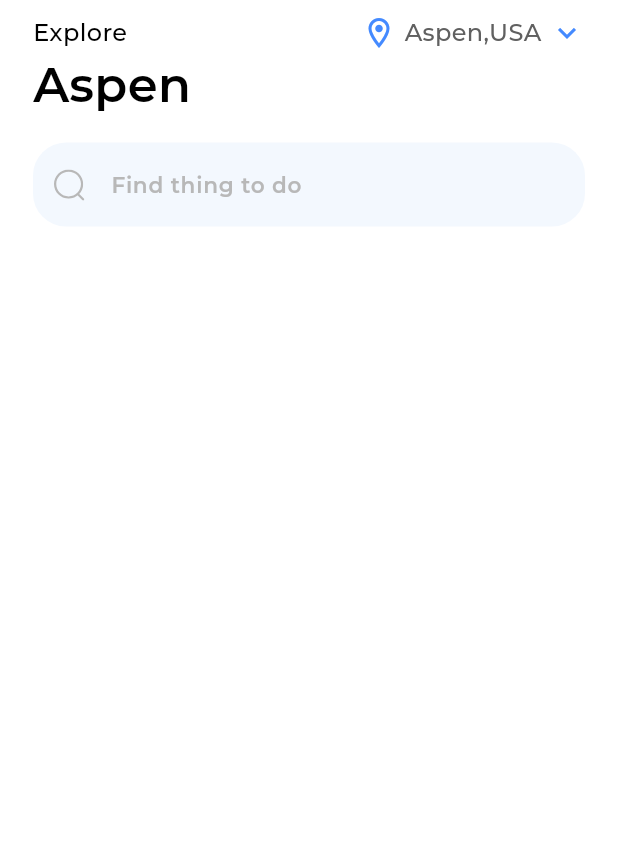
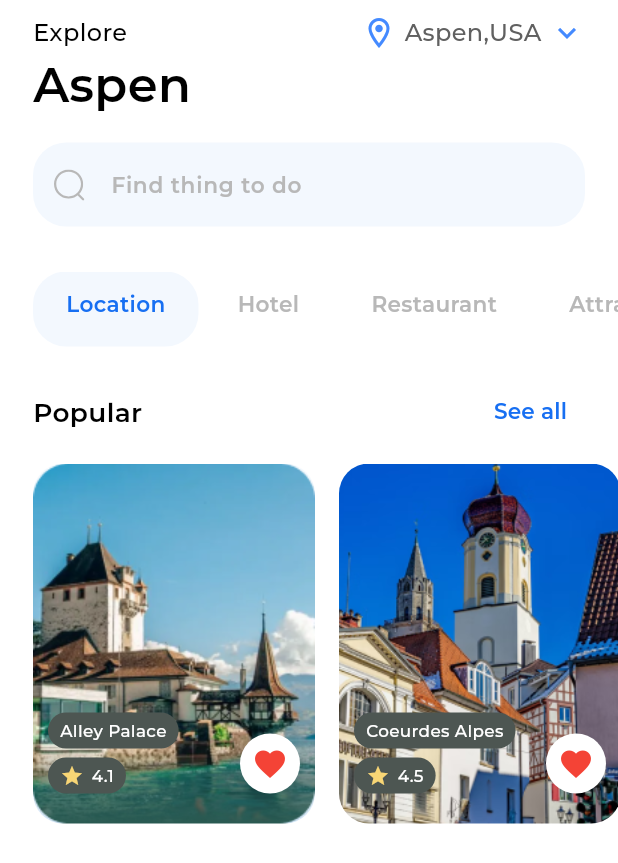
Before and after one commit to ElDaly15/aspen_travel, a Flutter app: the HomeView screen opened directly, on a phone screen of 412 x 824 dp. Shown: the top 863 px of the screen. Run offline on Flutter 3.47's test engine with Material 3 defaults, Android fonts, the phone set to English and light mode, and no system bars; our stand-ins replace device_preview, flutter_svg, get; project files that could hold a hidden picture were left out.

Commit message:
Add new widgets and models for home screen
- Introduced `PopularPlaceModel` for representing popular places.
- Added `ContainerOfCategory` for category items with active state.
- Created `ContainerOfPopularSection` for displaying popular place details.
- Implemented `CustomHeaderOfSections` for section headers.
- Updated `HomeViewBody` to include new widgets.
- Added `ListViewOfCategoryItems` for horizontal list of categories.
- Added `ListViewOfPopularPlaces` for horizontal list of popular places.

```diff
--- /dev/null
+++ b/lib/featuers/home/data/models/popular_place_model.dart
@@ -0,0 +1,8 @@
+class PopularPlaceModel {
+  final String image;
+  final String title;
+  final String rate;
+
+  PopularPlaceModel(
+      {required this.image, required this.title, required this.rate});
+}
--- /dev/null
+++ b/lib/featuers/home/presentation/views/widgets/container_of_category.dart
@@ -0,0 +1,26 @@
+import 'package:aspen/core/utils/app_styles.dart';
+import 'package:flutter/material.dart';
+
+class ContainerOfCategory extends StatelessWidget {
+  const ContainerOfCategory(
+      {super.key, required this.isActive, required this.place});
+  final bool isActive;
+  final String place;
+  @override
+  Widget build(BuildContext context) {
+    return AnimatedContainer(
+      curve: Curves.easeInOut,
+      duration: const Duration(milliseconds: 350),
+      padding: const EdgeInsets.symmetric(horizontal: 22, vertical: 12),
+      decoration: BoxDecoration(
+          color: isActive ? const Color(0xffF3F8FE) : Colors.white,
+          borderRadius: const BorderRadius.all(Radius.circular(22))),
+      child: Text(
+        place,
+        style: TextStyles.font18SemiBold(context).copyWith(
+            color:
+                isActive ? const Color(0XFF176FF2) : const Color(0xffB8B8B8)),
+      ),
+    );
+  }
+}
--- /dev/null
+++ b/lib/featuers/home/presentation/views/widgets/container_of_popular_place_model.dart
@@ -0,0 +1,91 @@
+import 'package:aspen/core/utils/app_styles.dart';
+import 'package:aspen/featuers/home/data/models/popular_place_model.dart';
+import 'package:flutter/material.dart';
+
+class ContainerOfPopularSection extends StatefulWidget {
+  const ContainerOfPopularSection({super.key, required this.popularPlaceModel});
+
+  final PopularPlaceModel popularPlaceModel;
+
+  @override
+  State<ContainerOfPopularSection> createState() =>
+      _ContainerOfPopularSectionState();
+}
+
+class _ContainerOfPopularSectionState extends State<ContainerOfPopularSection> {
+  bool switchBtm = false;
+
+  @override
+  Widget build(BuildContext context) {
+    return Stack(
+      children: [
+        Container(
+          height: 240,
+          width: 188,
+          decoration: BoxDecoration(
+            image: DecorationImage(
+                image: AssetImage(widget.popularPlaceModel.image),
+                fit: BoxFit.cover),
+            borderRadius: BorderRadius.circular(20),
+          ),
+        ),
+        Positioned(
+          bottom: 50,
+          left: 10,
+          child: Container(
+            padding: const EdgeInsets.symmetric(horizontal: 8, vertical: 4),
+            decoration: BoxDecoration(
+              color: const Color(0xfF4D5652),
+              borderRadius: BorderRadius.circular(20),
+            ),
+            child: Text(
+              widget.popularPlaceModel.title,
+              style: TextStyles.font14Medium(context)
+                  .copyWith(color: Colors.white),
+            ),
+          ),
+        ),
+        Positioned(
+          bottom: 20,
+          left: 10,
+          child: Container(
+            padding: const EdgeInsets.symmetric(horizontal: 8, vertical: 4),
+            decoration: BoxDecoration(
+              color: const Color(0xfF4D5652),
+              borderRadius: BorderRadius.circular(20),
+            ),
+            child: Row(
+              children: [
+                const Icon(Icons.star, color: Color(0xffF8D675), size: 16),
+                const SizedBox(
+                  width: 5,
+                ),
+                Text(
+                  widget.popularPlaceModel.rate,
+                  style: TextStyles.font14Medium(context)
+                      .copyWith(color: Colors.white),
+                ),
+              ],
+            ),
+          ),
+        ),
+        Positioned(
+          bottom: 20,
+          right: 10,
+          child: CircleAvatar(
+              backgroundColor: Colors.white,
+              child: IconButton(
+                onPressed: () {
+                  setState(() {});
+                  switchBtm = !switchBtm;
+                },
+                icon: Icon(
+                  switchBtm ? Icons.favorite_border : Icons.favorite,
+                  color: Colors.red,
+                ),
+              )),
+        ),
+      ],
+    );
+  }
+}
--- /dev/null
+++ b/lib/featuers/home/presentation/views/widgets/custom_header_of_section.dart
@@ -0,0 +1,29 @@
+import 'package:aspen/core/utils/app_styles.dart';
+import 'package:flutter/material.dart';
+
+class CustomHeaderOfSections extends StatelessWidget {
+  const CustomHeaderOfSections({super.key, required this.textTitle});
+  final String textTitle;
+
+  @override
+  Widget build(BuildContext context) {
+    return Row(
+      children: [
+        Text(
+          textTitle,
+          style: TextStyles.font22SemiBold(context),
+        ),
+        const Spacer(),
+        TextButton(
+          onPressed: () {},
+          child: Text(
+            'See all',
+            style: TextStyles.font18SemiBold(context).copyWith(
+              color: const Color(0xff176FF2),
+            ),
+          ),
+        )
+      ],
+    );
+  }
+}
--- a/lib/featuers/home/presentation/views/widgets/home_view_body.dart
+++ b/lib/featuers/home/presentation/views/widgets/home_view_body.dart
@@ -1,4 +1,7 @@
 import 'package:aspen/featuers/home/presentation/views/widgets/custom_app_bar.dart';
+import 'package:aspen/featuers/home/presentation/views/widgets/custom_header_of_section.dart';
+import 'package:aspen/featuers/home/presentation/views/widgets/list_view_of_category_items.dart';
+import 'package:aspen/featuers/home/presentation/views/widgets/list_view_of_popular_places.dart';
 import 'package:aspen/featuers/home/presentation/views/widgets/search_text_field.dart';
 import 'package:flutter/material.dart';
 
@@ -7,21 +10,41 @@ class HomeViewBody extends StatelessWidget {
 
   @override
   Widget build(BuildContext context) {
-    return const Padding(
-      padding: EdgeInsets.symmetric(horizontal: 22),
-      child: Column(
+    return const Column(
       children: [
         SafeArea(
             child: SizedBox(
           height: 10,
         )),
-          CustomAppBar(),
+        Padding(
+          padding: EdgeInsets.symmetric(horizontal: 22),
+          child: CustomAppBar(),
+        ),
         SizedBox(
           height: 15,
         ),
-          SearchTextField(),
+        Padding(
+          padding: EdgeInsets.symmetric(horizontal: 22),
+          child: SearchTextField(),
+        ),
+        SizedBox(
+          height: 30,
+        ),
+        ListViewOfCategoryItems(),
+        SizedBox(
+          height: 20,
+        ),
+        Padding(
+          padding: EdgeInsets.symmetric(horizontal: 22),
+          child: CustomHeaderOfSections(
+            textTitle: 'Popular',
+          ),
+        ),
+        SizedBox(
+          height: 10,
+        ),
+        ListViewOfPopularPlaces(),
       ],
-      ),
     );
   }
 }
--- /dev/null
+++ b/lib/featuers/home/presentation/views/widgets/list_view_of_category_items.dart
@@ -0,0 +1,78 @@
+import 'package:aspen/featuers/home/presentation/views/widgets/container_of_category.dart';
+import 'package:flutter/material.dart';
+
+class ListViewOfCategoryItems extends StatefulWidget {
+  const ListViewOfCategoryItems({super.key});
+
+  @override
+  State<ListViewOfCategoryItems> createState() =>
+      _ListViewOfCategoryItemsState();
+}
+
+class _ListViewOfCategoryItemsState extends State<ListViewOfCategoryItems> {
+  int activeIndex = 0;
+  List<String> places = [
+    'Location',
+    'Hotel',
+    'Restaurant',
+    'Attraction',
+    'Event',
+    'Shopping',
+    'Activity',
+  ];
+  @override
+  Widget build(BuildContext context) {
+    return SizedBox(
+      height: 50,
+      child: ListView.builder(
+          itemCount: places.length,
+          scrollDirection: Axis.horizontal,
+          itemBuilder: (context, index) {
+            return index == 0
+                ? GestureDetector(
+                    onTap: () {
+                      setState(() {
+                        activeIndex = index;
+                      });
+                    },
+                    child: Padding(
+                      padding: const EdgeInsets.only(left: 22, right: 4),
+                      child: ContainerOfCategory(
+                        place: places[index],
+                        isActive: activeIndex == index,
+                      ),
+                    ),
+                  )
+                : index == places.length - 1
+                    ? GestureDetector(
+                        onTap: () {
+                          setState(() {
+                            activeIndex = index;
+                          });
+                        },
+                        child: Padding(
+                          padding: const EdgeInsets.only(right: 22),
+                          child: ContainerOfCategory(
+                            place: places[index],
+                            isActive: activeIndex == index,
+                          ),
+                        ),
+                      )
+                    : GestureDetector(
+                        onTap: () {
+                          setState(() {
+                            activeIndex = index;
+                          });
+                        },
+                        child: Padding(
+                          padding: const EdgeInsets.only(right: 4),
+                          child: ContainerOfCategory(
+                            place: places[index],
+                            isActive: activeIndex == index,
+                          ),
+                        ),
+                      );
+          }),
+    );
+  }
+}
--- /dev/null
+++ b/lib/featuers/home/presentation/views/widgets/list_view_of_popular_places.dart
@@ -0,0 +1,78 @@
+import 'package:aspen/core/utils/app_images.dart';
+import 'package:aspen/featuers/home/data/models/popular_place_model.dart';
+import 'package:aspen/featuers/home/presentation/views/widgets/container_of_popular_place_model.dart';
+import 'package:flutter/material.dart';
+
+class ListViewOfPopularPlaces extends StatefulWidget {
+  const ListViewOfPopularPlaces({super.key});
+
+  @override
+  State<ListViewOfPopularPlaces> createState() =>
+      _ListViewOfPopularPlacesState();
+}
+
+class _ListViewOfPopularPlacesState extends State<ListViewOfPopularPlaces> {
+  List<PopularPlaceModel> popularPlaces = [
+    PopularPlaceModel(
+      image: Assets.imagesPopularOne,
+      title: 'Alley Palace',
+      rate: '4.1',
+    ),
+    PopularPlaceModel(
+      image: Assets.imagesPopularTwo,
+      title: 'Coeurdes Alpes',
+      rate: '4.5',
+    ),
+    PopularPlaceModel(
+      image: Assets.imagesPopularOne,
+      title: 'Alley Palace',
+      rate: '4.1',
+    ),
+    PopularPlaceModel(
+      image: Assets.imagesPopularTwo,
+      title: 'Coeurdes Alpes',
+      rate: '4.5',
+    ),
+    PopularPlaceModel(
+      image: Assets.imagesPopularOne,
+      title: 'Alley Palace',
+      rate: '4.1',
+    ),
+    PopularPlaceModel(
+      image: Assets.imagesPopularTwo,
+      title: 'Coeurdes Alpes',
+      rate: '4.5',
+    ),
+  ];
+
+  @override
+  Widget build(BuildContext context) {
+    return SizedBox(
+      height: 240,
+      child: ListView.builder(
+          itemCount: popularPlaces.length,
+          scrollDirection: Axis.horizontal,
+          itemBuilder: (context, index) {
+            return index == 0
+                ? Padding(
+                    padding: const EdgeInsets.only(left: 22, right: 16),
+                    child: ContainerOfPopularSection(
+                      popularPlaceModel: popularPlaces[index],
+                    ),
+                  )
+                : index == popularPlaces.length - 1
+                    ? Padding(
+                        padding: const EdgeInsets.only(right: 22),
+                        child: ContainerOfPopularSection(
+                          popularPlaceModel: popularPlaces[index],
+                        ),
+                      )
+                    : Padding(
+                        padding: const EdgeInsets.only(right: 16),
+                        child: ContainerOfPopularSection(
+                          popularPlaceModel: popularPlaces[index],
+                        ));
+          }),
+    );
+  }
+}
```
Lines whose indentation alone changed are shown as unchanged.
